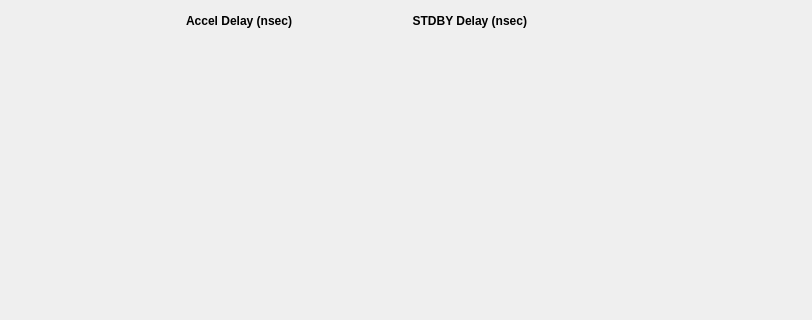
cristinasewell/ATCA_PyDM_Screens, file hl_triggers.ui: the form before one commit; both pictures show x 0 to 812 and y 0 to 320 of the 812 by 619 pixel window.
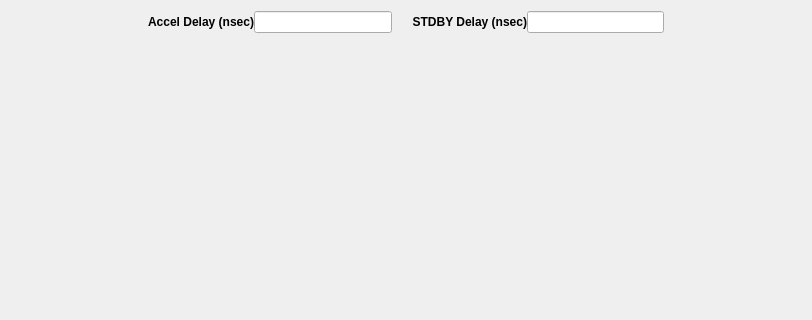
The form after the commit. Custom widgets are drawn as their Qt base class.

Commit message: Accel and STDBY delays are control PVs

The edit to the form file:
```diff
--- a/hl_triggers.ui
+++ b/hl_triggers.ui
@@ -54,17 +54,20 @@
         </widget>
        </item>
        <item>
-        <widget class="PyDMLabel" name="PyDMLabel">
+        <widget class="PyDMLineEdit" name="PyDMLineEdit">
+         <property name="enabled">
+          <bool>true</bool>
+         </property>
+         <property name="sizePolicy">
+          <sizepolicy hsizetype="MinimumExpanding" vsizetype="Fixed">
+           <horstretch>0</horstretch>
+           <verstretch>0</verstretch>
+          </sizepolicy>
+         </property>
          <property name="minimumSize">
           <size>
            <width>100</width>
-           <height>20</height>
-          </size>
-         </property>
-         <property name="maximumSize">
-          <size>
-           <width>100</width>
-           <height>20</height>
+           <height>0</height>
           </size>
          </property>
          <property name="toolTip">
@@ -111,25 +114,25 @@
         </widget>
        </item>
        <item>
-        <widget class="PyDMLabel" name="PyDMLabel_2">
+        <widget class="PyDMLineEdit" name="PyDMLineEdit_2">
+         <property name="enabled">
+          <bool>true</bool>
+         </property>
+         <property name="sizePolicy">
+          <sizepolicy hsizetype="MinimumExpanding" vsizetype="Fixed">
+           <horstretch>0</horstretch>
+           <verstretch>0</verstretch>
+          </sizepolicy>
+         </property>
          <property name="minimumSize">
           <size>
            <width>100</width>
-           <height>20</height>
-          </size>
-         </property>
-         <property name="maximumSize">
-          <size>
-           <width>100</width>
-           <height>20</height>
+           <height>0</height>
           </size>
          </property>
          <property name="toolTip">
           <string/>
          </property>
-         <property name="styleSheet">
-          <string notr="true"/>
-         </property>
          <property name="alignment">
           <set>Qt::AlignCenter</set>
          </property>
@@ -309,16 +312,16 @@
   </layout>
  </widget>
  <customwidgets>
-  <customwidget>
-   <class>PyDMLabel</class>
-   <extends>QLabel</extends>
-   <header>pydm.widgets.label</header>
-  </customwidget>
   <customwidget>
    <class>PyDMEmbeddedDisplay</class>
    <extends>QFrame</extends>
    <header>pydm.widgets.embedded_display</header>
   </customwidget>
+  <customwidget>
+   <class>PyDMLineEdit</class>
+   <extends>QLineEdit</extends>
+   <header>pydm.widgets.line_edit</header>
+  </customwidget>
  </customwidgets>
  <resources/>
  <connections/>
```
